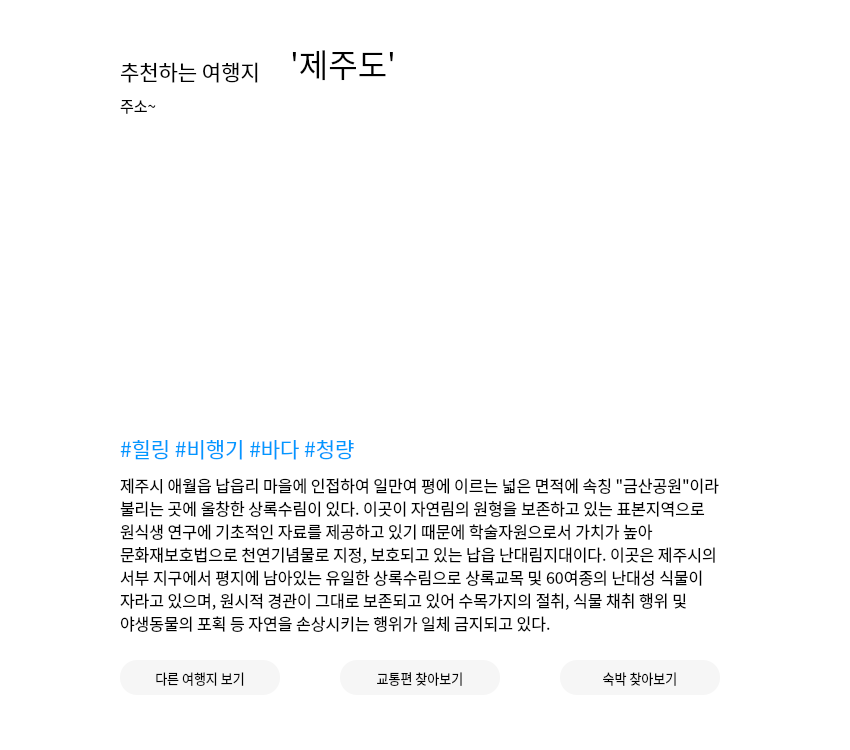
Before: the Qt Designer form UIUX/screen2.ui in pil9/BU_Python_Naru, drawn with Qt 5.
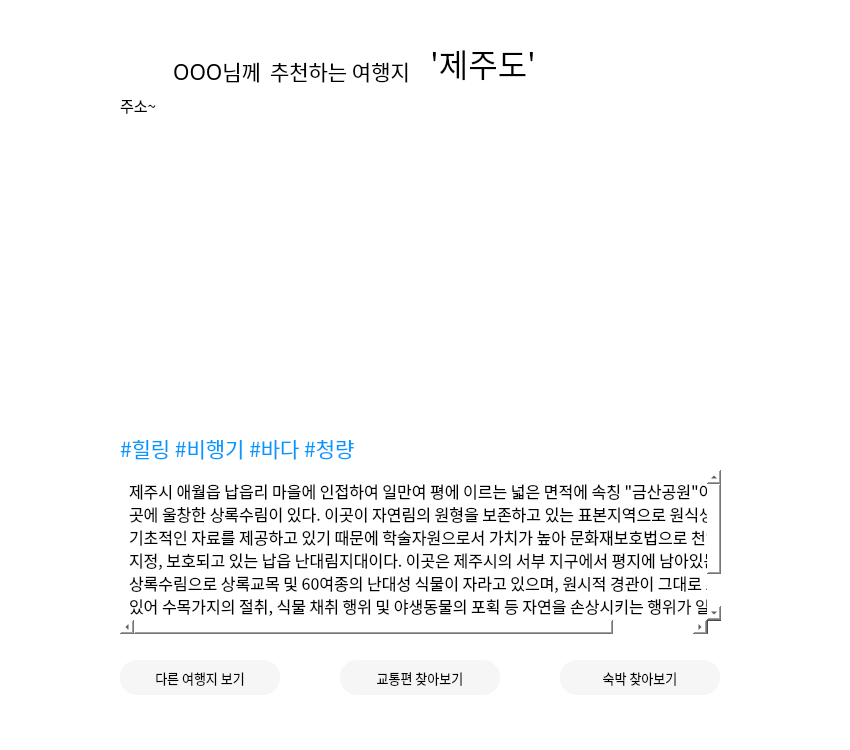
After: the same form once the commit is applied. Icons and pictures are not drawn.

Patch:
```diff
--- a/UIUX/screen2.ui
+++ b/UIUX/screen2.ui
@@ -19,42 +19,6 @@
 background-color: white;</string>
   </property>
   <widget class="QWidget" name="centralwidget">
-   <widget class="QLabel" name="infolabel">
-    <property name="geometry">
-     <rect>
-      <x>120</x>
-      <y>470</y>
-      <width>611</width>
-      <height>168</height>
-     </rect>
-    </property>
-    <property name="maximumSize">
-     <size>
-      <width>800</width>
-      <height>400</height>
-     </size>
-    </property>
-    <property name="font">
-     <font>
-      <family>Noto Sans KR Medium</family>
-      <pointsize>12</pointsize>
-      <kerning>true</kerning>
-     </font>
-    </property>
-    <property name="styleSheet">
-     <string notr="true">line-height: 20px;
-background: rgb(0,0,0,0);</string>
-    </property>
-    <property name="text">
-     <string>제주시 애월읍 납읍리 마을에 인접하여 일만여 평에 이르는 넓은 면적에 속칭 &quot;금산공원&quot;이라 불리는 곳에 울창한 상록수림이 있다. 이곳이 자연림의 원형을 보존하고 있는 표본지역으로 원식생 연구에 기초적인 자료를 제공하고 있기 때문에 학술자원으로서 가치가 높아 문화재보호법으로 천연기념물로 지정, 보호되고 있는 납읍 난대림지대이다. 이곳은 제주시의 서부 지구에서 평지에 남아있는 유일한 상록수림으로 상록교목 및 60여종의 난대성 식물이 자라고 있으며, 원시적 경관이 그대로 보존되고 있어 수목가지의 절취, 식물 채취 행위 및 야생동물의 포획 등 자연을 손상시키는 행위가 일체 금지되고 있다.</string>
-    </property>
-    <property name="textFormat">
-     <enum>Qt::AutoText</enum>
-    </property>
-    <property name="wordWrap">
-     <bool>true</bool>
-    </property>
-   </widget>
    <widget class="QLabel" name="taglabel">
     <property name="geometry">
      <rect>
@@ -210,7 +174,7 @@
    <widget class="QLabel" name="label_3">
     <property name="geometry">
      <rect>
-      <x>120</x>
+      <x>270</x>
       <y>50</y>
       <width>146</width>
       <height>37</height>
@@ -244,7 +208,7 @@
    <widget class="QLabel" name="namelabel">
     <property name="geometry">
      <rect>
-      <x>290</x>
+      <x>430</x>
       <y>50</y>
       <width>261</width>
       <height>37</height>
@@ -316,9 +280,104 @@
      <set>Qt::AlignBottom|Qt::AlignLeading|Qt::AlignLeft</set>
     </property>
    </widget>
+   <widget class="QScrollArea" name="scrollArea">
+    <property name="geometry">
+     <rect>
+      <x>120</x>
+      <y>470</y>
+      <width>601</width>
+      <height>164</height>
+     </rect>
+    </property>
+    <property name="styleSheet">
+     <string notr="true">background-color:rgb(255,255,255,0.2);
+border:0 solid black;</string>
+    </property>
+    <property name="widgetResizable">
+     <bool>true</bool>
+    </property>
+    <widget class="QWidget" name="scrollAreaWidgetContents">
+     <property name="geometry">
+      <rect>
+       <x>0</x>
+       <y>0</y>
+       <width>584</width>
+       <height>234</height>
+      </rect>
+     </property>
+     <layout class="QVBoxLayout" name="verticalLayout">
+      <item>
+       <widget class="QLabel" name="infolabel">
+        <property name="maximumSize">
+         <size>
+          <width>800</width>
+          <height>400</height>
+         </size>
+        </property>
+        <property name="font">
+         <font>
+          <family>Noto Sans KR Medium</family>
+          <pointsize>12</pointsize>
+          <kerning>true</kerning>
+         </font>
+        </property>
+        <property name="styleSheet">
+         <string notr="true">line-height: 20px;
+background: rgb(255,255,255,0.15);</string>
+        </property>
+        <property name="text">
+         <string>제주시 애월읍 납읍리 마을에 인접하여 일만여 평에 이르는 넓은 면적에 속칭 &quot;금산공원&quot;이라 불리는 곳에 울창한 상록수림이 있다. 이곳이 자연림의 원형을 보존하고 있는 표본지역으로 원식생 연구에 기초적인 자료를 제공하고 있기 때문에 학술자원으로서 가치가 높아 문화재보호법으로 천연기념물로 지정, 보호되고 있는 납읍 난대림지대이다. 이곳은 제주시의 서부 지구에서 평지에 남아있는 유일한 상록수림으로 상록교목 및 60여종의 난대성 식물이 자라고 있으며, 원시적 경관이 그대로 보존되고 있어 수목가지의 절취, 식물 채취 행위 및 야생동물의 포획 등 자연을 손상시키는 행위가 일체 금지되고 있다. daㅡㅡㅡㅡㅡㅡㅡㅡㅡㅡㅡㅡㅡㅡㅡㅡㅡㅡㅡㅡㅡㅡㅡㅡㅡㅡㅡㅡㅡㅡㅡㅡㅡㅡㅡㅡㅡㅡㅡㅡㅡㅡㅡㅡ</string>
+        </property>
+        <property name="textFormat">
+         <enum>Qt::AutoText</enum>
+        </property>
+        <property name="alignment">
+         <set>Qt::AlignLeading|Qt::AlignLeft|Qt::AlignTop</set>
+        </property>
+        <property name="wordWrap">
+         <bool>true</bool>
+        </property>
+       </widget>
+      </item>
+     </layout>
+    </widget>
+   </widget>
+   <widget class="QLabel" name="userlabel">
+    <property name="geometry">
+     <rect>
+      <x>120</x>
+      <y>50</y>
+      <width>141</width>
+      <height>37</height>
+     </rect>
+    </property>
+    <property name="maximumSize">
+     <size>
+      <width>160</width>
+      <height>16777215</height>
+     </size>
+    </property>
+    <property name="font">
+     <font>
+      <family>G마켓 산스 TTF Medium</family>
+      <pointsize>16</pointsize>
+      <weight>50</weight>
+      <bold>false</bold>
+     </font>
+    </property>
+    <property name="styleSheet">
+     <string notr="true">
+background: rgb(0,0,0,0);</string>
+    </property>
+    <property name="text">
+     <string>OOO님께</string>
+    </property>
+    <property name="alignment">
+     <set>Qt::AlignBottom|Qt::AlignRight|Qt::AlignTrailing</set>
+    </property>
+   </widget>
    <zorder>bgimg</zorder>
    <zorder>labelpic</zorder>
-   <zorder>infolabel</zorder>
    <zorder>taglabel</zorder>
    <zorder>trafficbtn_2</zorder>
    <zorder>roombtn_2</zorder>
@@ -326,6 +385,8 @@
    <zorder>label_3</zorder>
    <zorder>namelabel</zorder>
    <zorder>addlabel</zorder>
+   <zorder>scrollArea</zorder>
+   <zorder>userlabel</zorder>
   </widget>
   <widget class="QMenuBar" name="menubar">
    <property name="geometry">
```
